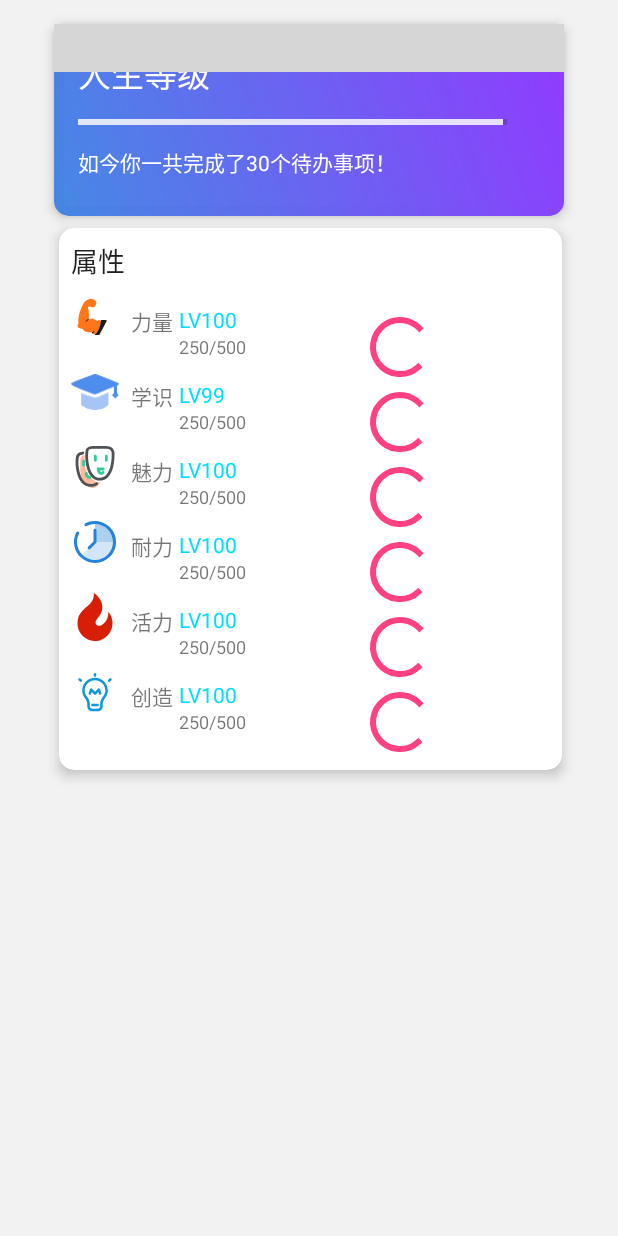
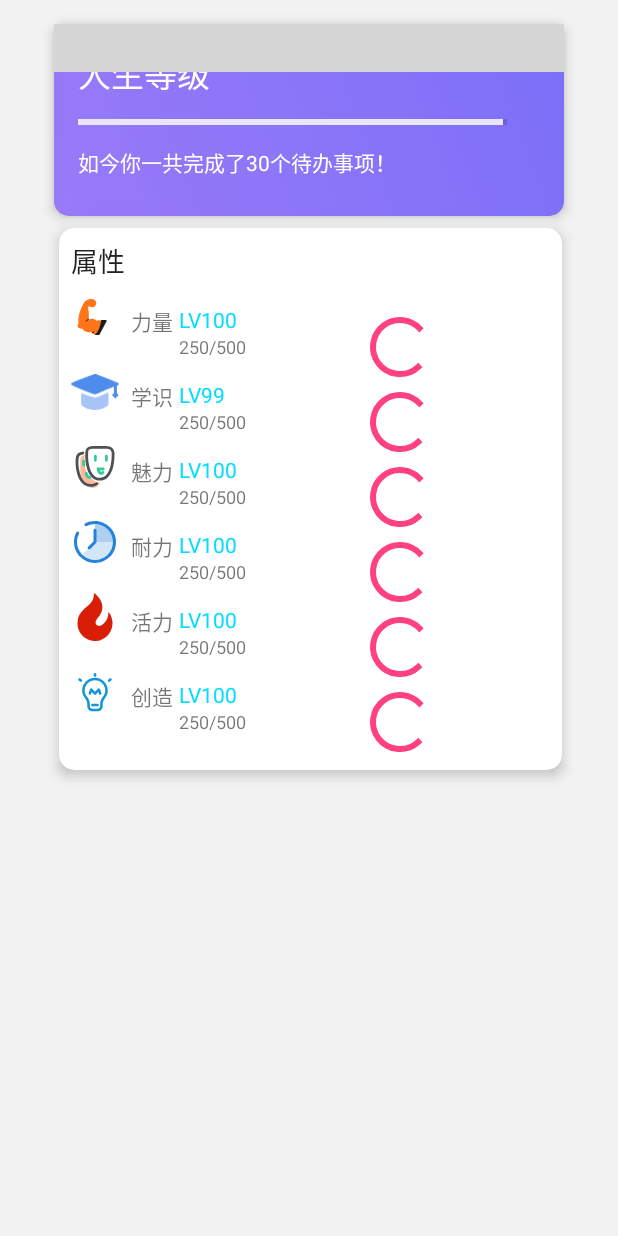
Before and after one commit to Ayagikei/LifeUp, an Android app: the layout fragment_status.xml on its own in the app's theme, with its tools: preview values and no code run, on a phone screen of 412 x 824 dp. Run offline under Robolectric (Android 15) with nearby library versions, the phone set to English and light mode, and no system bars; plain views replace DoubleWaveView, NumberProgressBar; grey boxes are pictures that could not be loaded.

Commit message:
color change

```diff
--- a/app/src/main/res/drawable/color_status_card.xml
+++ b/app/src/main/res/drawable/color_status_card.xml
@@ -2,7 +2,7 @@
     android:shape="rectangle">
     <gradient
         android:angle="45"
-        android:endColor="#fd9239ff"
-        android:startColor="#7f743eff"
+        android:endColor="#de8b61ff"
+        android:startColor="#dbae6bff"
         android:type="linear" />
 </shape>
```
